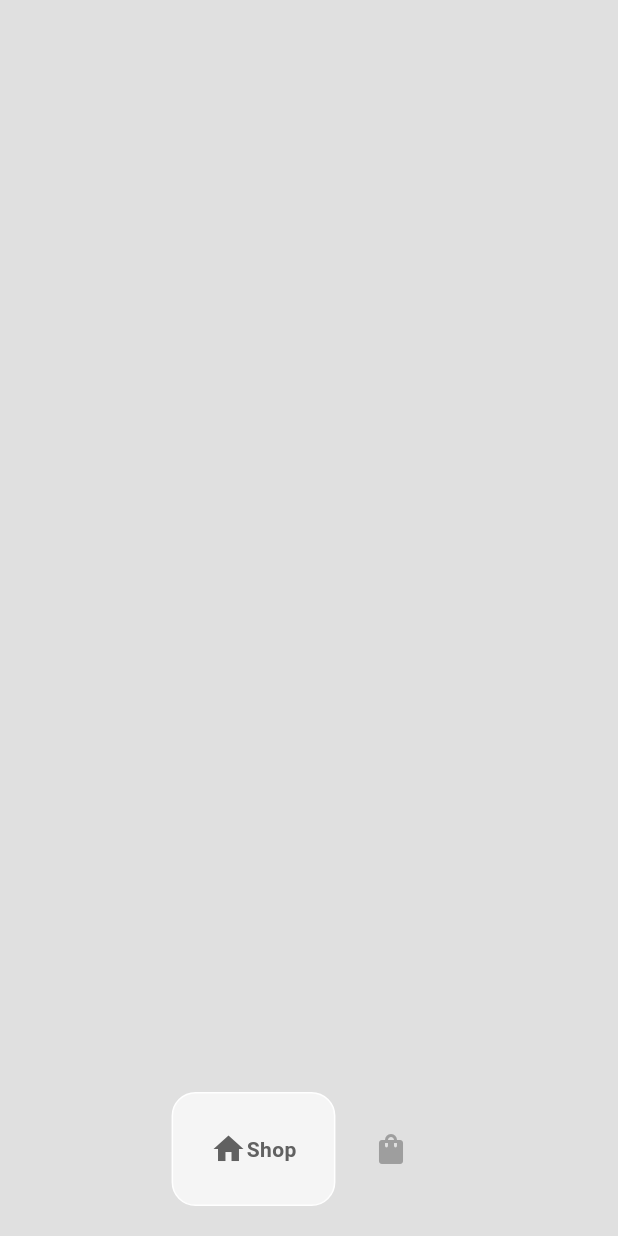
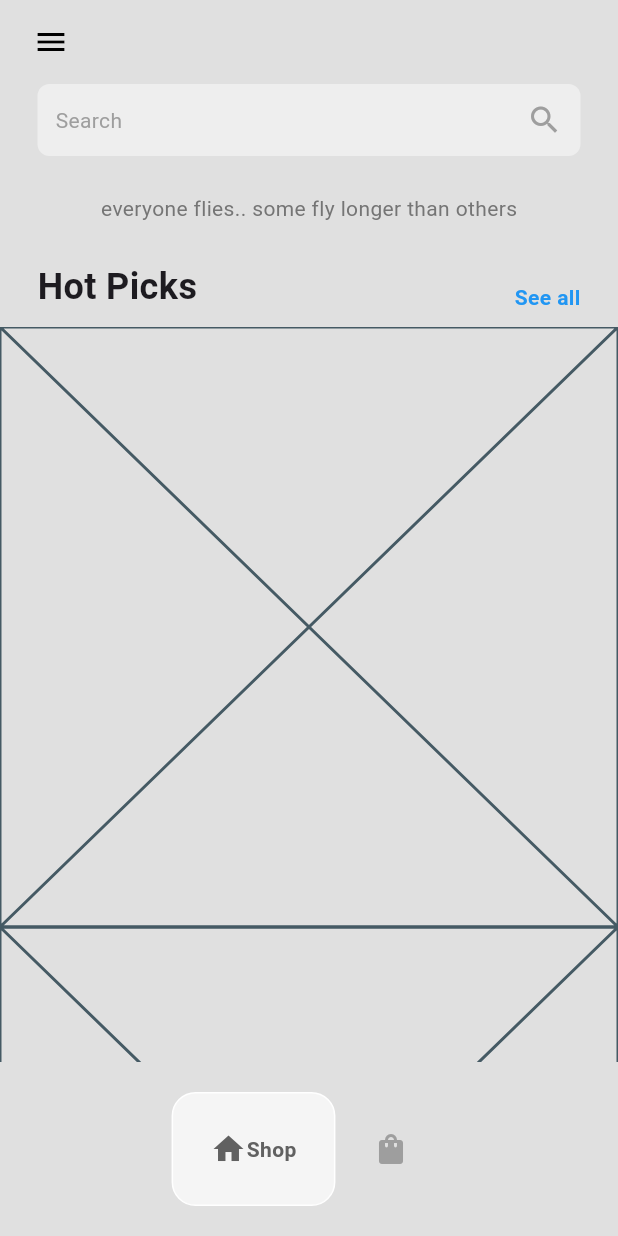
Before and after one commit to alihaidari079/E-Commerce, a Flutter app: the HomePage screen opened directly, on a phone screen of 412 x 824 dp. Run offline on Flutter 3.47's test engine with Material 3 defaults, Android fonts, the phone set to English and light mode, and no system bars; drawn by our look-alikes of google_nav_bar.

Commit message:
all changes

```diff
--- /dev/null
+++ b/lib/components/shoe_tile.dart
@@ -0,0 +1,10 @@
+import 'package:flutter/material.dart';
+
+class ShoeTile extends StatelessWidget {
+  const ShoeTile({super.key});
+
+  @override
+  Widget build(BuildContext context) {
+    return const Placeholder();
+  }
+}
--- /dev/null
+++ b/lib/models/shoe.dart
@@ -0,0 +1,5 @@
+class Shoe {
+final String name,
+final String price,
+final
+}
--- /dev/null
+++ b/lib/pages/cart_page.dart
@@ -0,0 +1,17 @@
+import 'package:flutter/material.dart';
+
+class CartPage extends StatefulWidget {
+  const CartPage({super.key});
+
+  @override
+  State<CartPage> createState() => _CartPageState();
+}
+
+class _CartPageState extends State<CartPage> {
+  @override
+  Widget build(BuildContext context) {
+    return Center(
+      child: Text("Cart"),
+    );
+  }
+}
--- a/lib/pages/home_page.dart
+++ b/lib/pages/home_page.dart
@@ -1,5 +1,7 @@
 import 'package:flutter/material.dart';
 import 'package:working/components/bottom_nav_bar.dart';
+import 'package:working/pages/cart_page.dart';
+import 'package:working/pages/shop_page.dart';
 
 class HomePage extends StatefulWidget {
   const HomePage({super.key});
@@ -17,6 +19,8 @@ class _HomePageState extends State<HomePage> {
     });
   }
 
+  final List<Widget> _pages = [const ShopPage(), const CartPage()];
+
   @override
   Widget build(BuildContext context) {
     return Scaffold(
@@ -24,6 +28,68 @@ class _HomePageState extends State<HomePage> {
       bottomNavigationBar: MyBottomNavBar(
         onTabChange: (index) => navigateBottomBar(index),
       ),
+      appBar: AppBar(
+        backgroundColor: Colors.transparent,
+        elevation: 0,
+        leading: Builder(
+          builder: (context) => IconButton(
+            onPressed: () {
+              Scaffold.of(context).openDrawer();
+            },
+            icon: Padding(
+              padding: const EdgeInsets.only(left: 12.0),
+              child: Icon(Icons.menu, color: Colors.black),
+            ),
+          ),
+        ),
+      ),
+      drawer: Drawer(
+        backgroundColor: Colors.black,
+        child: Column(
+          mainAxisAlignment: MainAxisAlignment.spaceBetween,
+          children: [
+          Column(
+            children: [
+                DrawerHeader(child: Image.asset('assets/nike-logo.png', color: Colors.white,)),
+
+
+            Padding(
+              padding: const EdgeInsets.symmetric(horizontal: 25),
+              child: Divider(
+                color: Colors.grey[800],
+              ),
+            ),
+            Padding(
+              padding: const EdgeInsets.only(left: 25),
+              child: ListTile(
+                leading: Icon(Icons.home, color: Colors.white,),
+                title: Text("Home",style: TextStyle(color: Colors.white),),
+
+              ),
+            ),
+            Padding(
+              padding: const EdgeInsets.only(left: 25),
+              child: ListTile(
+                leading: Icon(Icons.info, color: Colors.white,),
+                title: Text("About",style: TextStyle(color: Colors.white),),
+
+              ),
+            ),
+            ],
+          ),
+            Padding(
+              padding: const EdgeInsets.only(left: 25, bottom: 25),
+              child: ListTile(
+                leading: Icon(Icons.logout, color: Colors.white,),
+                title: Text("LogOut",style: TextStyle(color: Colors.white),),
+
+              ),
+            )
+          ],
+
+        ),
+      ),
+      body: _pages[_selectedIndex],
     );
   }
 }
--- /dev/null
+++ b/lib/pages/shop_page.dart
@@ -0,0 +1,70 @@
+import 'package:flutter/material.dart';
+import 'package:working/components/shoe_tile.dart';
+
+class ShopPage extends StatefulWidget {
+  const ShopPage({super.key});
+
+  @override
+  State<ShopPage> createState() => _ShopPageState();
+}
+
+class _ShopPageState extends State<ShopPage> {
+  @override
+  Widget build(BuildContext context) {
+    return Column(
+      children: [
+        Container(
+          padding: EdgeInsets.all(12),
+          margin: EdgeInsets.symmetric(horizontal: 25),
+          decoration: BoxDecoration(
+            color: Colors.grey[200],
+            borderRadius: BorderRadius.circular(8),
+          ),
+          child: Row(
+            mainAxisAlignment: MainAxisAlignment.spaceBetween,
+            children: [
+              Text("Search", style: TextStyle(color: Colors.grey)),
+              Icon(Icons.search, color: Colors.grey),
+            ],
+          ),
+        ),
+        Padding(
+          padding: const EdgeInsets.symmetric(vertical: 25),
+          child: Text(
+            "everyone flies.. some fly longer than others",
+            style: TextStyle(color: Colors.grey[600]),
+          ),
+        ),
+
+        Padding(
+          padding: const EdgeInsets.symmetric(horizontal: 25),
+          child: Row(
+            mainAxisAlignment: MainAxisAlignment.spaceBetween,
+            crossAxisAlignment: CrossAxisAlignment.end,
+            children: [
+              Text(
+                "Hot Picks ",
+                style: TextStyle(fontWeight: FontWeight.bold, fontSize: 24),
+              ),
+              Text(
+                'See all',
+                style: TextStyle(
+                  fontWeight: FontWeight.bold,
+                  color: Colors.blue,
+                ),
+              ),
+            ],
+          ),
+        ),
+        SizedBox(height: 10),
+        Expanded(
+          child: ListView.builder(
+            itemBuilder: (context, index) {
+              return ShoeTile();
+            },
+          ),
+        ),
+      ],
+    );
+  }
+}
```
